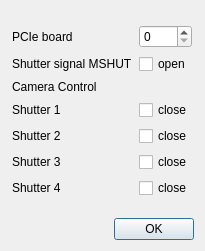
Old version of the form escam/dialogshutter.ui in the repository Entwicklungsburo-Stresing/EBST_CAM.
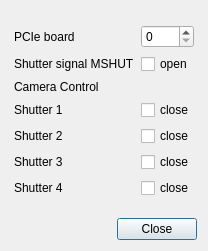
New version of the form.

Commit message:
Update closing behavior for dialogs
Change ok buttons to close and automatically save changes with out confirming. Moved the Cameras and Reset axes menu actions to chart settings.

```diff
--- a/escam/dialogshutter.ui
+++ b/escam/dialogshutter.ui
@@ -6,7 +6,7 @@
    <rect>
     <x>0</x>
     <y>0</y>
-    <width>205</width>
+    <width>208</width>
     <height>251</height>
    </rect>
   </property>
@@ -185,7 +185,7 @@
    <item>
     <widget class="QDialogButtonBox" name="buttonBox">
      <property name="standardButtons">
-      <set>QDialogButtonBox::StandardButton::Ok</set>
+      <set>QDialogButtonBox::StandardButton::Close</set>
      </property>
     </widget>
    </item>
```
Left out of the diff: 10 changed lines with no effect on the pictures. The commit also changes 19 other files.
